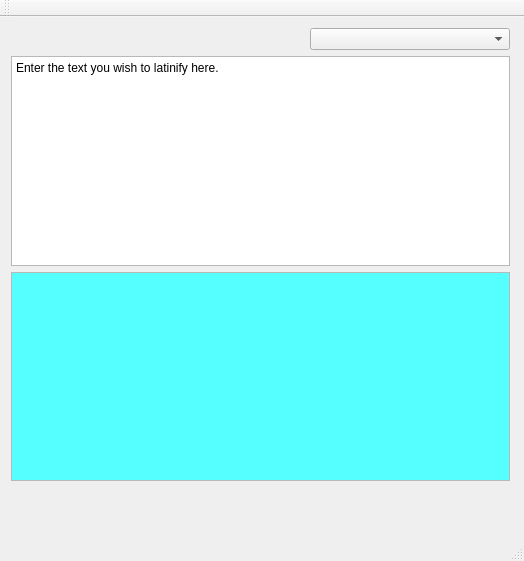
First picture: the form in mainwindow.ui, repository woodenbrick/latinify, before the edit.
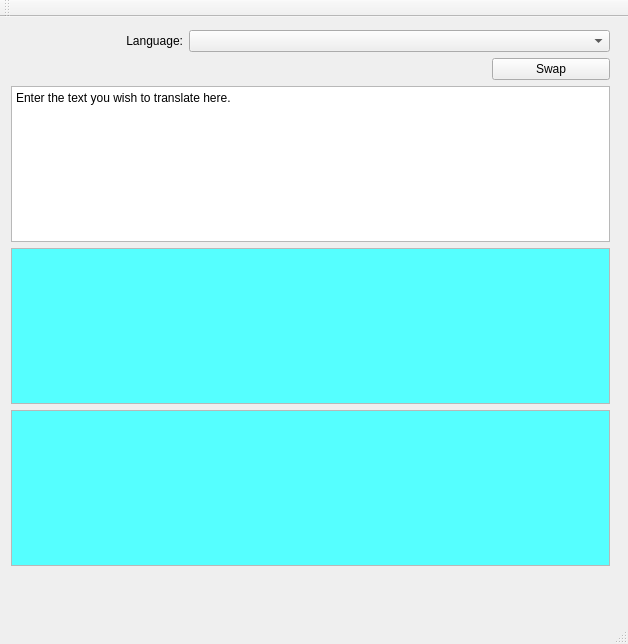
Second picture: the form after the edit.

Commit message: working for foreign -> english translations

```diff
--- a/mainwindow.ui
+++ b/mainwindow.ui
@@ -5,8 +5,8 @@
    <rect>
     <x>0</x>
     <y>0</y>
-    <width>524</width>
-    <height>561</height>
+    <width>628</width>
+    <height>644</height>
    </rect>
   </property>
   <property name="windowTitle" >
@@ -17,26 +17,23 @@
     <property name="geometry" >
      <rect>
       <x>0</x>
-      <y>0</y>
-      <width>521</width>
-      <height>501</height>
+      <y>2</y>
+      <width>621</width>
+      <height>581</height>
      </rect>
     </property>
     <layout class="QGridLayout" name="gridLayout" >
-     <item row="0" column="0" colspan="2" >
-      <spacer name="horizontalSpacer" >
-       <property name="orientation" >
-        <enum>Qt::Horizontal</enum>
+     <item row="0" column="0" >
+      <widget class="QLabel" name="label_2" >
+       <property name="text" >
+        <string>Language:</string>
        </property>
-       <property name="sizeHint" stdset="0" >
-        <size>
-         <width>168</width>
-         <height>20</height>
-        </size>
+       <property name="alignment" >
+        <set>Qt::AlignRight|Qt::AlignTrailing|Qt::AlignVCenter</set>
        </property>
-      </spacer>
+      </widget>
      </item>
-     <item row="0" column="2" >
+     <item row="0" column="1" colspan="3" >
       <widget class="QComboBox" name="langSelect" >
        <property name="minimumSize" >
         <size>
@@ -47,7 +44,21 @@
       </widget>
      </item>
      <item row="1" column="0" colspan="3" >
-      <widget class="QTextEdit" name="nativeText" >
+      <widget class="QLabel" name="translatingStatus" >
+       <property name="text" >
+        <string/>
+       </property>
+      </widget>
+     </item>
+     <item row="1" column="3" >
+      <widget class="QPushButton" name="reverseTranslation" >
+       <property name="text" >
+        <string>Swap</string>
+       </property>
+      </widget>
+     </item>
+     <item row="2" column="0" colspan="4" >
+      <widget class="QTextEdit" name="originalText" >
        <property name="focusPolicy" >
         <enum>Qt::StrongFocus</enum>
        </property>
@@ -59,11 +70,58 @@
 &lt;html>&lt;head>&lt;meta name="qrichtext" content="1" />&lt;style type="text/css">
 p, li { white-space: pre-wrap; }
 &lt;/style>&lt;/head>&lt;body style=" font-family:'Sans Serif'; font-size:9pt; font-weight:400; font-style:normal;">
-&lt;p style=" margin-top:0px; margin-bottom:0px; margin-left:0px; margin-right:0px; -qt-block-indent:0; text-indent:0px;">Enter the text you wish to latinify here.&lt;/p>&lt;/body>&lt;/html></string>
+&lt;p style=" margin-top:0px; margin-bottom:0px; margin-left:0px; margin-right:0px; -qt-block-indent:0; text-indent:0px;">Enter the text you wish to translate here.&lt;/p>&lt;/body>&lt;/html></string>
        </property>
       </widget>
      </item>
-     <item row="2" column="0" colspan="3" >
+     <item row="3" column="0" colspan="4" >
+      <widget class="QTextEdit" name="translation" >
+       <property name="palette" >
+        <palette>
+         <active>
+          <colorrole role="Base" >
+           <brush brushstyle="SolidPattern" >
+            <color alpha="255" >
+             <red>85</red>
+             <green>255</green>
+             <blue>255</blue>
+            </color>
+           </brush>
+          </colorrole>
+         </active>
+         <inactive>
+          <colorrole role="Base" >
+           <brush brushstyle="SolidPattern" >
+            <color alpha="255" >
+             <red>85</red>
+             <green>255</green>
+             <blue>255</blue>
+            </color>
+           </brush>
+          </colorrole>
+         </inactive>
+         <disabled>
+          <colorrole role="Base" >
+           <brush brushstyle="SolidPattern" >
+            <color alpha="255" >
+             <red>255</red>
+             <green>255</green>
+             <blue>255</blue>
+            </color>
+           </brush>
+          </colorrole>
+         </disabled>
+        </palette>
+       </property>
+       <property name="frameShape" >
+        <enum>QFrame::StyledPanel</enum>
+       </property>
+       <property name="readOnly" >
+        <bool>true</bool>
+       </property>
+      </widget>
+     </item>
+     <item row="4" column="0" colspan="4" >
       <widget class="QTextEdit" name="latinText" >
        <property name="palette" >
         <palette>
@@ -110,21 +168,21 @@
        </property>
       </widget>
      </item>
-     <item row="3" column="0" >
+     <item row="5" column="0" colspan="2" >
       <spacer name="horizontalSpacer_2" >
        <property name="orientation" >
         <enum>Qt::Horizontal</enum>
        </property>
        <property name="sizeHint" stdset="0" >
         <size>
-         <width>168</width>
-         <height>20</height>
+         <width>350</width>
+         <height>17</height>
         </size>
        </property>
       </spacer>
      </item>
-     <item row="3" column="1" colspan="2" >
-      <widget class="QLabel" name="error" >
+     <item row="5" column="2" colspan="2" >
+      <widget class="QLabel" name="statusMsg" >
        <property name="minimumSize" >
         <size>
          <width>200</width>
```
Left out of the diff: 2 changed lines with no effect on the pictures. The commit also changes 5 other files.
